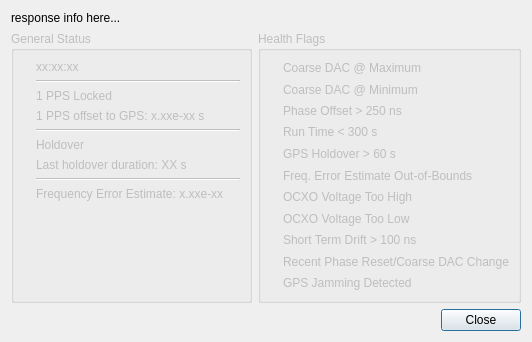
Qt form src/hcrgui/FireflydDetails.ui (NCAR/HCR_instrument) before a commit.
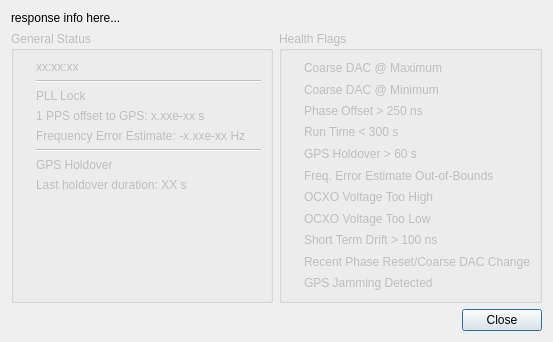
The same form after that commit. Icons and pictures are not drawn.

Commit message: Finished implementation of FireflydDetails widget and handling of the FireFly-IIA status light in the GUI main window.

```diff
--- a/src/hcrgui/FireflydDetails.ui
+++ b/src/hcrgui/FireflydDetails.ui
@@ -6,7 +6,7 @@
    <rect>
     <x>0</x>
     <y>0</y>
-    <width>532</width>
+    <width>553</width>
     <height>342</height>
    </rect>
   </property>
@@ -70,62 +70,7 @@
             </sizepolicy>
            </property>
            <property name="text">
-            <string>1 PPS Locked</string>
-           </property>
-          </widget>
-         </item>
-         <item row="5" column="0">
-          <widget class="QLabel" name="holdoverIcon">
-           <property name="sizePolicy">
-            <sizepolicy hsizetype="Minimum" vsizetype="Preferred">
-             <horstretch>0</horstretch>
-             <verstretch>0</verstretch>
-            </sizepolicy>
-           </property>
-           <property name="text">
-            <string/>
-           </property>
-           <property name="pixmap">
-            <pixmap resource="HcrGuiMainWindow.qrc">:/greenLED_off.png</pixmap>
-           </property>
-          </widget>
-         </item>
-         <item row="5" column="1">
-          <widget class="QLabel" name="holdoverLabel">
-           <property name="sizePolicy">
-            <sizepolicy hsizetype="MinimumExpanding" vsizetype="Preferred">
-             <horstretch>0</horstretch>
-             <verstretch>0</verstretch>
-            </sizepolicy>
-           </property>
-           <property name="text">
-            <string>Holdover</string>
-           </property>
-          </widget>
-         </item>
-         <item row="6" column="1">
-          <widget class="QLabel" name="lastHoldoverTimeLabel">
-           <property name="sizePolicy">
-            <sizepolicy hsizetype="MinimumExpanding" vsizetype="Preferred">
-             <horstretch>0</horstretch>
-             <verstretch>0</verstretch>
-            </sizepolicy>
-           </property>
-           <property name="text">
-            <string>Last holdover duration: XX s</string>
-           </property>
-          </widget>
-         </item>
-         <item row="3" column="1">
-          <widget class="QLabel" name="timeDiff1PpsLabel">
-           <property name="sizePolicy">
-            <sizepolicy hsizetype="MinimumExpanding" vsizetype="Preferred">
-             <horstretch>0</horstretch>
-             <verstretch>0</verstretch>
-            </sizepolicy>
-           </property>
-           <property name="text">
-            <string>1 PPS offset to GPS: x.xxe-xx s</string>
+            <string>PLL Lock</string>
            </property>
           </widget>
          </item>
@@ -149,46 +94,20 @@
            </property>
           </widget>
          </item>
-         <item row="4" column="1">
-          <widget class="Line" name="line_2">
-           <property name="sizePolicy">
-            <sizepolicy hsizetype="MinimumExpanding" vsizetype="Fixed">
-             <horstretch>0</horstretch>
-             <verstretch>0</verstretch>
-            </sizepolicy>
-           </property>
-           <property name="orientation">
-            <enum>Qt::Horizontal</enum>
-           </property>
-          </widget>
-         </item>
          <item row="7" column="1">
-          <widget class="Line" name="line_3">
-           <property name="sizePolicy">
-            <sizepolicy hsizetype="MinimumExpanding" vsizetype="Fixed">
-             <horstretch>0</horstretch>
-             <verstretch>0</verstretch>
-            </sizepolicy>
-           </property>
-           <property name="orientation">
-            <enum>Qt::Horizontal</enum>
-           </property>
-          </widget>
-         </item>
-         <item row="8" column="1">
           <widget class="QLabel" name="freqErrorLabel">
            <property name="sizePolicy">
-            <sizepolicy hsizetype="MinimumExpanding" vsizetype="Preferred">
+            <sizepolicy hsizetype="Expanding" vsizetype="Preferred">
              <horstretch>0</horstretch>
              <verstretch>0</verstretch>
             </sizepolicy>
            </property>
            <property name="text">
-            <string>Frequency Error Estimate: x.xxe-xx</string>
+            <string>Frequency Error Estimate: -x.xxe-xx Hz</string>
            </property>
           </widget>
          </item>
-         <item row="9" column="1">
+         <item row="11" column="1">
           <spacer name="verticalSpacer">
            <property name="orientation">
             <enum>Qt::Vertical</enum>
@@ -201,6 +120,68 @@
            </property>
           </spacer>
          </item>
+         <item row="6" column="1">
+          <widget class="QLabel" name="timeDiff1PpsLabel">
+           <property name="sizePolicy">
+            <sizepolicy hsizetype="MinimumExpanding" vsizetype="Preferred">
+             <horstretch>0</horstretch>
+             <verstretch>0</verstretch>
+            </sizepolicy>
+           </property>
+           <property name="text">
+            <string>1 PPS offset to GPS: x.xxe-xx s</string>
+           </property>
+          </widget>
+         </item>
+         <item row="9" column="0">
+          <widget class="QLabel" name="holdoverIcon">
+           <property name="sizePolicy">
+            <sizepolicy hsizetype="Minimum" vsizetype="Preferred">
+             <horstretch>0</horstretch>
+             <verstretch>0</verstretch>
+            </sizepolicy>
+           </property>
+           <property name="text">
+            <string/>
+           </property>
+           <property name="pixmap">
+            <pixmap resource="HcrGuiMainWindow.qrc">:/greenLED_off.png</pixmap>
+           </property>
+          </widget>
+         </item>
+         <item row="8" column="1">
+          <widget class="Line" name="line_2">
+           <property name="orientation">
+            <enum>Qt::Horizontal</enum>
+           </property>
+          </widget>
+         </item>
+         <item row="9" column="1">
+          <widget class="QLabel" name="holdoverLabel">
+           <property name="sizePolicy">
+            <sizepolicy hsizetype="MinimumExpanding" vsizetype="Preferred">
+             <horstretch>0</horstretch>
+             <verstretch>0</verstretch>
+            </sizepolicy>
+           </property>
+           <property name="text">
+            <string>GPS Holdover</string>
+           </property>
+          </widget>
+         </item>
+         <item row="10" column="1">
+          <widget class="QLabel" name="lastHoldoverTimeLabel">
+           <property name="sizePolicy">
+            <sizepolicy hsizetype="MinimumExpanding" vsizetype="Preferred">
+             <horstretch>0</horstretch>
+             <verstretch>0</verstretch>
+            </sizepolicy>
+           </property>
+           <property name="text">
+            <string>Last holdover duration: XX s</string>
+           </property>
+          </widget>
+         </item>
         </layout>
        </widget>
       </item>
```
Left out of the diff: 4 changed lines with no effect on the pictures. The commit also changes 2 other files.
